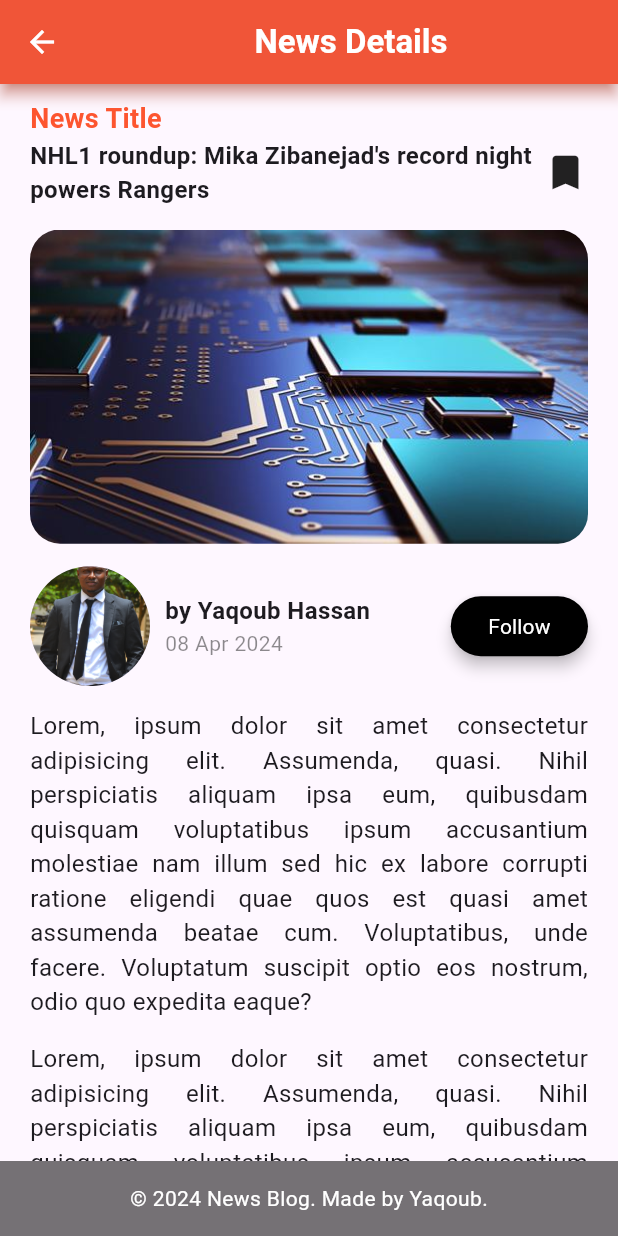
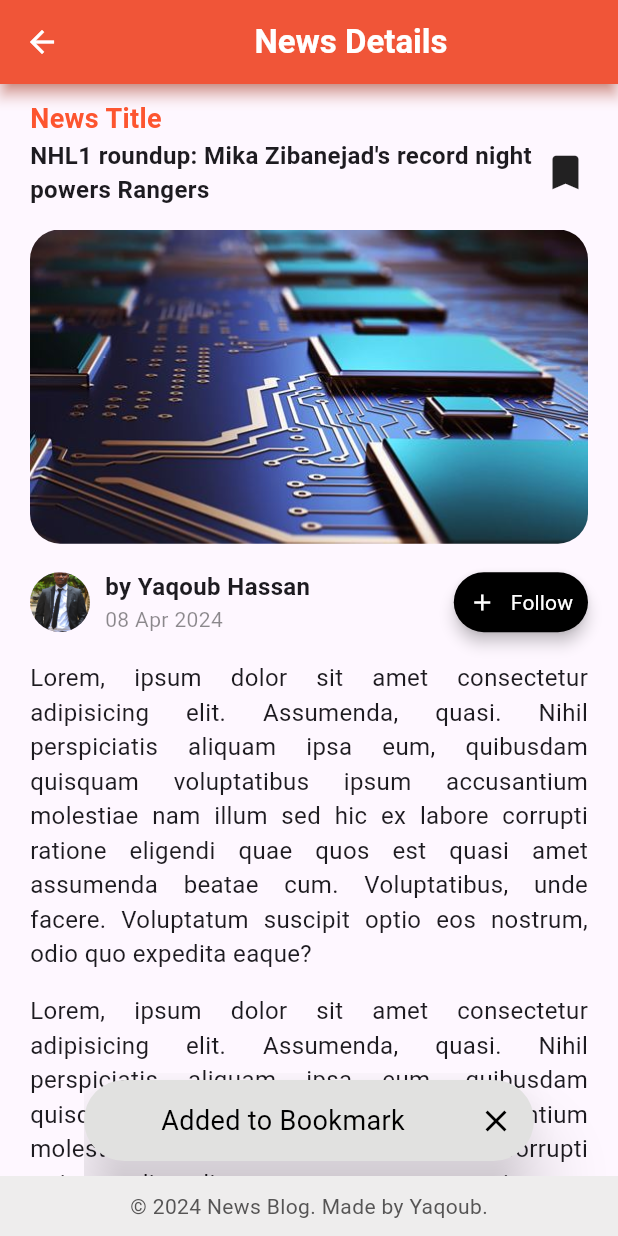
Before and after one commit to yaqoubhassan/news_blog, a Flutter app: the NewsDetails screen opened by its route, after a tap on the "bookmark outline" icon, on a phone screen of 412 x 824 dp. Run offline on Flutter 3.47's test engine with Material 3 defaults, Android fonts, the phone set to English and light mode, and no system bars; our stand-ins replace intl_phone_field.

Commit message:
add comments screen and some updates to previous screens and widgets

```diff
--- a/lib/constants.dart
+++ b/lib/constants.dart
@@ -14,7 +14,7 @@
   fontWeight: FontWeight.w700,
 );
 
-const kLittleTestStyle = TextStyle(
+const kLittleTextStyle = TextStyle(
   color: Colors.black45,
   fontSize: 14.0,
 );
--- a/lib/main.dart
+++ b/lib/main.dart
@@ -1,4 +1,5 @@
 import 'package:flutter/material.dart';
+import 'package:news_blog1/screens/comments.dart';
 import 'package:news_blog1/screens/forgot_password.dart';
 import 'package:news_blog1/screens/home.dart';
 import 'package:news_blog1/screens/latest_news.dart';
@@ -30,7 +31,8 @@
         ForgotPassword.id: (context) => const ForgotPassword(),
         Home.id: (context) => const Home(),
         LatestNews.id: (context) => const LatestNews(),
-        NewsDetails.id: (context) => const NewsDetails()
+        NewsDetails.id: (context) => const NewsDetails(),
+        CommentsScreen.id: (context) => const CommentsScreen()
       },
     );
   }
--- a/lib/screens/forgot_password.dart
+++ b/lib/screens/forgot_password.dart
@@ -1,5 +1,6 @@
 import 'package:flutter/material.dart';
 import 'package:news_blog1/constants.dart';
+import 'package:news_blog1/widgets/footer.dart';
 import 'package:news_blog1/widgets/form_button.dart';
 import 'package:news_blog1/widgets/input_field.dart';
 
@@ -26,6 +27,7 @@
           ),
         ),
       ),
+      bottomNavigationBar: const Footer(),
     );
   }
 }
--- a/lib/screens/news_details.dart
+++ b/lib/screens/news_details.dart
@@ -2,10 +2,7 @@
 
 import 'package:flutter/cupertino.dart';
 import 'package:flutter/material.dart';
-import 'package:flutter/painting.dart';
-import 'package:flutter/rendering.dart';
-import 'package:flutter/services.dart';
-import 'package:flutter/widgets.dart';
+import 'package:news_blog1/screens/comments.dart';
 import 'package:news_blog1/widgets/footer.dart';
 import 'package:news_blog1/widgets/form_button.dart';
 
@@ -65,6 +62,30 @@
                         setState(() {
                           _checked = !_checked;
                         });
+                        ScaffoldMessenger.of(context).showSnackBar(
+                          SnackBar(
+                            showCloseIcon: true,
+                            closeIconColor: Colors.black,
+                            width: 300.0,
+                            // margin: const EdgeInsets.symmetric(horizontal: 30.0),
+                            shape: RoundedRectangleBorder(
+                              borderRadius: BorderRadius.circular(40.0),
+                            ),
+                            elevation: 20.0,
+                            behavior: SnackBarBehavior.floating,
+                            backgroundColor: const Color(0xFFE1E1E0),
+                            content:  Center(
+                              child: Text( _checked ?
+                                'Added to Bookmark' : 'Removed from Bookmark',
+                                style: const TextStyle(
+                                  color: Colors.black,
+                                  fontSize: 18.0,
+                                  // fontWeight: FontWeight.w600,
+                                ),
+                              ),
+                            ),
+                          ),
+                        );
                       },
                       child: Icon(
                         _checked ? Icons.bookmark : Icons.bookmark_border,
@@ -86,30 +107,38 @@
                 Row(
                   mainAxisAlignment: MainAxisAlignment.spaceBetween,
                   children: [
-                    const Row(
+                    const Expanded(
+                      child: Row(
                         children: [
                           CircleAvatar(
-                          radius: 40.0,
+                            radius: 20.0,
                             backgroundImage:
                                 AssetImage('assets/images/yaqoub.jpg'),
                           ),
                           SizedBox(
                             width: 10.0,
                           ),
-                        Column(
+                          Expanded(
+                            child: Padding(
+                              padding: EdgeInsets.only(right: 2.0),
+                              child: Column(
                                 crossAxisAlignment: CrossAxisAlignment.start,
                                 children: [
                                   Text(
                                     'by Yaqoub Hassan',
                                     style: kUsernameTextStyle,
+                                    softWrap: true,
                                   ),
                                   Text(
                                     '08 Apr 2024',
-                              style: kLittleTestStyle,
+                                    style: kLittleTextStyle,
                                   ),
                                 ],
                               ),
+                            ),
+                          ),
                         ],
+                      ),
                     ),
                     ElevatedButton(
                       onPressed: () {},
@@ -120,12 +149,24 @@
                           padding:
                               MaterialStateProperty.all<EdgeInsetsGeometry>(
                                   const EdgeInsets.symmetric(
-                                      horizontal: 25, vertical: 10)),
+                                      horizontal: 10, vertical: 10)),
                           backgroundColor:
                               MaterialStateProperty.all<Color>(Colors.black)),
-                      child: const Text(
+                      child: const Row(
+                        mainAxisAlignment: MainAxisAlignment.start,
+                        children: [
+                          Icon(
+                            Icons.add,
+                            color: Colors.white,
+                          ),
+                          SizedBox(
+                            width: 10.0,
+                          ),
+                          Text(
                             'Follow',
                             style: TextStyle(color: Colors.white),
+                          ),
+                        ],
                       ),
                     ),
                   ],
@@ -136,30 +177,33 @@
                 const Text(
                   textAlign: TextAlign.justify,
                   kNewsDetailsText,
-                  style: TextStyle(
-                    fontSize: 16.0
+                  style: TextStyle(fontSize: 16.0),
                 ),
+                const SizedBox(
+                  height: 15.0,
                 ),
-                const SizedBox(height: 15.0,),
                 const Text(
                   textAlign: TextAlign.justify,
                   kNewsDetailsText,
-                  style: TextStyle(
-                      fontSize: 16.0
+                  style: TextStyle(fontSize: 16.0),
                 ),
+                const SizedBox(
+                  height: 15.0,
                 ),
-                const SizedBox(height: 15.0,),
                 const Text(
                   textAlign: TextAlign.justify,
                   kNewsDetailsText,
-                  style: TextStyle(
-                      fontSize: 16.0
-                  ),
+                  style: TextStyle(fontSize: 16.0),
                 ),
                 // const SizedBox(height: 30.0,),
-                const Padding(
-                  padding: EdgeInsets.symmetric(vertical: 50.0),
-                  child: FormButton(buttonText: 'Comment'),
+                Padding(
+                  padding: const EdgeInsets.symmetric(vertical: 50.0),
+                  child: FormButton(
+                    buttonText: 'Comment',
+                    onPressed: () {
+                      Navigator.pushNamed(context, CommentsScreen.id);
+                    },
+                  ),
                 )
               ],
             ),
--- a/lib/screens/registration.dart
+++ b/lib/screens/registration.dart
@@ -5,6 +5,8 @@
 import 'package:news_blog1/widgets/form_button.dart';
 import 'package:news_blog1/widgets/input_field.dart';
 import 'package:news_blog1/widgets/phone_number_field.dart';
+
+import '../widgets/footer.dart';
 
 class RegistrationScreen extends StatefulWidget {
   static const String id = 'registration_screen';
@@ -111,6 +113,7 @@
           ),
         ),
       ),
+      bottomNavigationBar: const Footer(),
     );
   }
 }
--- a/lib/widgets/footer.dart
+++ b/lib/widgets/footer.dart
@@ -7,14 +7,14 @@
   @override
   Widget build(BuildContext context) {
     return Container(
-      color: Colors.black54,
-      padding: const EdgeInsets.symmetric(vertical: 15, horizontal: 20),
+      color: const Color(0xFFEEEDED),
+      padding: const EdgeInsets.symmetric(vertical: 10, horizontal: 20),
       child: const Row(
         mainAxisAlignment: MainAxisAlignment.center,
         children: [
           Text(
             '© 2024 News Blog. Made by Yaqoub.',
-            style: TextStyle(color: Colors.white),
+            style: TextStyle(color: Color(0xFF565555)),
           ),
         ],
       ),
--- a/lib/widgets/home_drawer.dart
+++ b/lib/widgets/home_drawer.dart
@@ -39,7 +39,7 @@
                           ),
                           Text(
                             'View Profile',
-                            style: kLittleTestStyle,
+                            style: kLittleTextStyle,
                           ),
                         ],
                       )
```
Also changed, not shown: lib/screens/comments.dart (added, +414 -0 lines), lib/screens/latest_news.dart (+6 -6 lines), lib/widgets/custom_card.dart (+13 -7 lines), lib/widgets/tab_views/all_news.dart (+19 -15 lines), lib/widgets/tab_views/fashion.dart (+5 -3 lines), lib/widgets/tab_views/science.dart (+5 -3 lines), lib/widgets/tab_views/sports.dart (+5 -3 lines), lib/widgets/tab_views/technology.dart (+5 -3 lines). Lines whose indentation alone changed are shown as unchanged.
